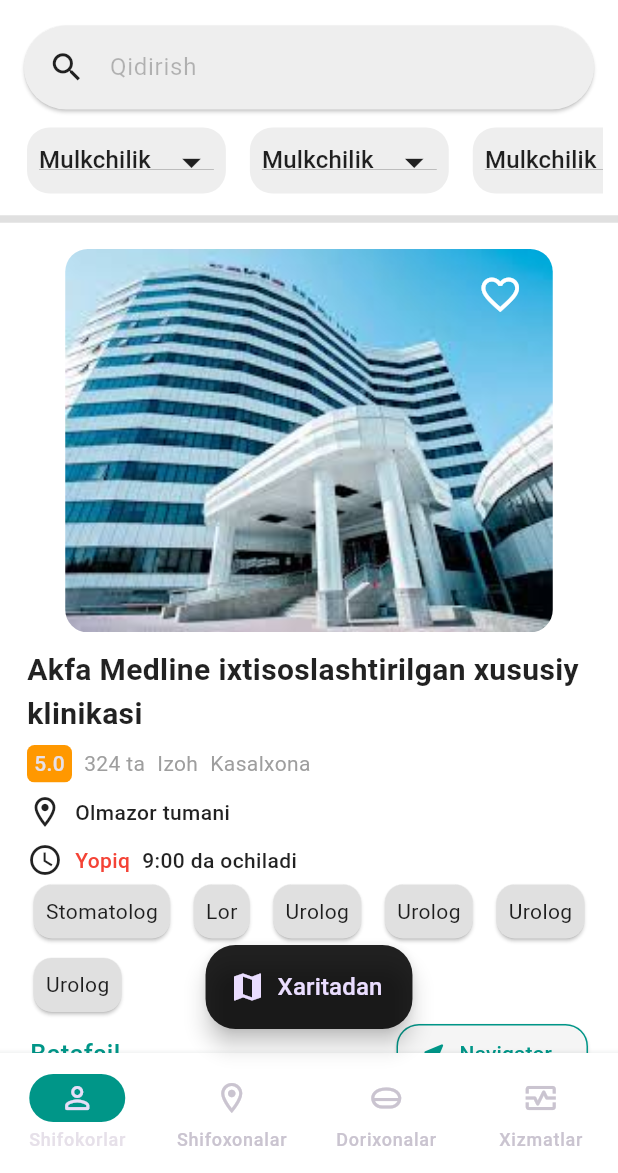
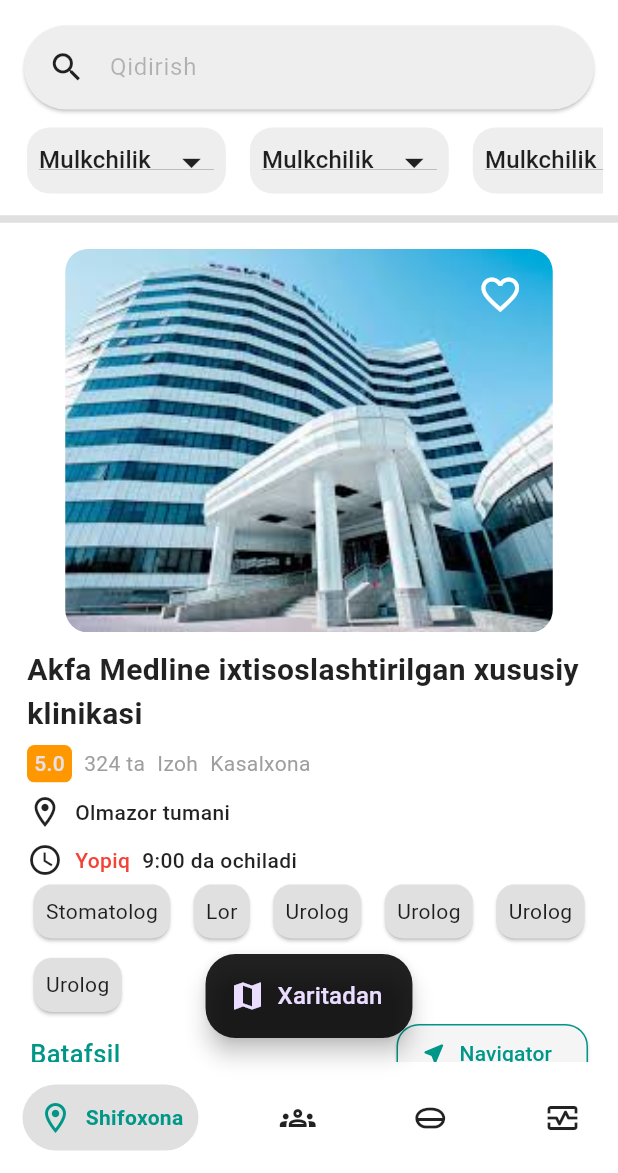
Before and after one commit to BolliyevDilshod/medos-flutter, a Flutter app: the screen it shows after launch, on a phone screen of 412 x 824 dp, the part 63-1236 px from its top. Run offline on Flutter 3.47's test engine with Material 3 defaults, Android fonts, the phone set to English and light mode, and no system bars; drawn by our look-alikes of google_nav_bar; our stand-ins replace flutter_rating_bar, google_maps_flutter, intl_phone_field, pinput; missing offline and left inert: multiselect.

```diff
--- a/lib/screens_pages/home.dart
+++ b/lib/screens_pages/home.dart
@@ -1,16 +1,20 @@
 import 'package:flutter/material.dart';
-import 'package:medos/screens_pages/menu_drawer.dart';
+import 'package:google_nav_bar/google_nav_bar.dart';
 import 'package:medos/screens_pages/menu_reg.dart';
-import 'package:medos/screens_pages/save_page.dart';
-import 'package:medos/two_pages/info_project.dart';
+import '../two_pages/buttomNavBar.dart';
 import '../two_pages/info_clinic.dart';
 import 'map_page.dart';
-import 'nav_bar.dart';
 
-class HomePage extends StatelessWidget {
+class HomePage extends StatefulWidget {
+  const HomePage({super.key});
+
+  @override
+  State<HomePage> createState() => _HomePageState();
+}
+
+class _HomePageState extends State<HomePage> {
   String? selectedValue;
   List<String> listdropdown = ["Diagnostika", "Lor", "Urologiya", "Onkologiya"];
-
   @override
   Widget build(BuildContext context) {
     return Scaffold(
@@ -50,26 +54,35 @@ class HomePage extends StatelessWidget {
         ]),
         centerTitle: true,
       ),
-      bottomNavigationBar: NavigationBar(
-        destinations: [
-          NavigationDestination(
-            icon: Icon(Icons.person_outline_rounded),
-            label: "Shifokorlar",
+      bottomNavigationBar:
+        Container(
+          color: Colors.white,
+          child: Padding(
+            padding: const EdgeInsets.symmetric(horizontal: 15.0,vertical: 15.0),
+            child: GNav(
+              gap: 8,
+              backgroundColor: Colors.white,
+              tabBackgroundColor: Colors.grey.shade300,
+              padding: EdgeInsets.all(10),
+              color: Colors.black87,
+              activeColor: Colors.teal,
+              onTabChange: (index){
+                print(index);
+              },
+              tabs: const[
+                GButton(
+                  icon: Icons.location_on_outlined,text: "Shifoxona",),
+                GButton(
+                  icon: Icons.groups_outlined,text: "Shifokor",),
+                GButton(
+                  icon: Icons.home_mini_sharp,text: "Dorixona",),
+                GButton(
+                  icon: Icons.monitor_heart_outlined,text: "Xizmat",),
+              ],
             ),
-          NavigationDestination(
-            icon: Icon(Icons.location_on_outlined),
-            label: "Shifoxonalar",
           ),
-          NavigationDestination(
-              icon: Icon(Icons.home_mini_sharp), label: "Dorixonalar"),
-          NavigationDestination(
-              icon: Icon(Icons.monitor_heart_outlined), label: "Xizmatlar")
-        ],
-        backgroundColor: Colors.white,
-        elevation: 4.0,
-        indicatorColor: Colors.teal,
-        shadowColor: Colors.teal,
         ),
+
       body: SafeArea(
         child: Container(
           color: Colors.white,
@@ -433,6 +446,4 @@ class HomePage extends StatelessWidget {
       ),
     );
   }
-
-  void setState(Null Function() param0) {}
 }
--- a/pubspec.yaml
+++ b/pubspec.yaml
@@ -48,6 +48,7 @@ dependencies:
   geocoding: ^2.2.2
   multiselect: ^0.1.1
   flutter_rating_bar: ^4.0.1
+  google_nav_bar: ^5.0.7
 
 
 
```
Also changed, not shown: lib/two_pages/buttomNavBar.dart (added, +29 -0 lines), pubspec.lock. Lines whose indentation alone changed are shown as unchanged.
